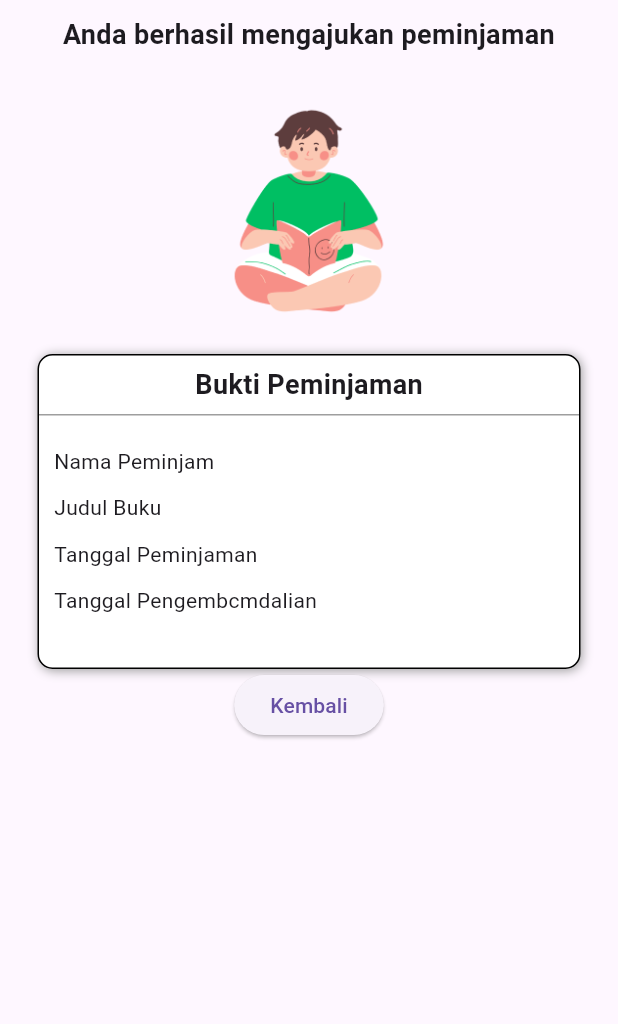
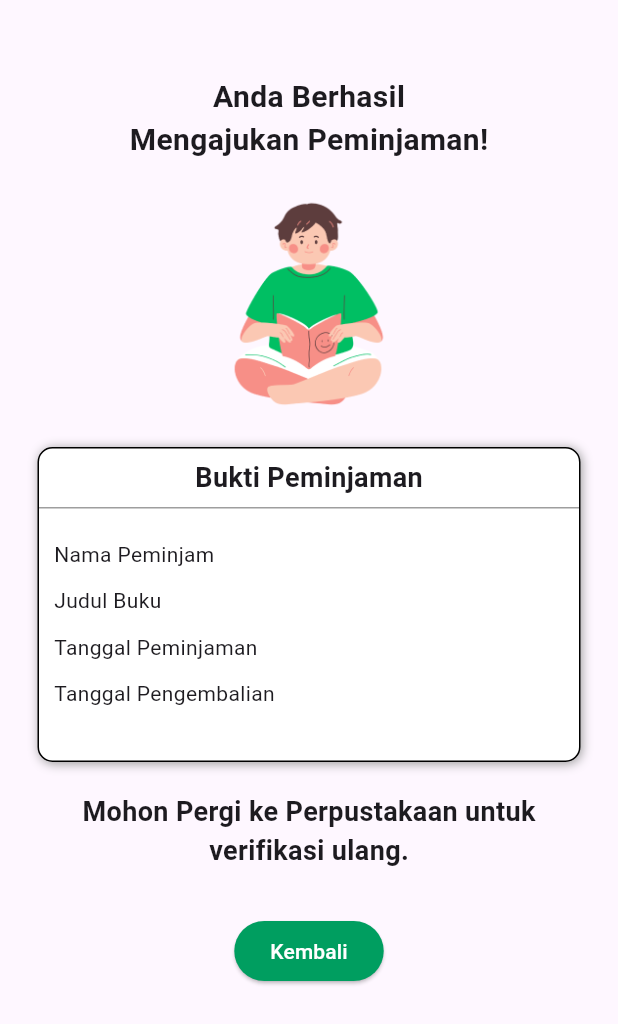
Before and after one commit to eganaww/bookalian-flutter, a Flutter app: the InvoiceView screen opened by its route, on a phone screen of 412 x 824 dp. Shown: the top 1024 px of the screen. Run offline on Flutter 3.47's test engine with Material 3 defaults, Android fonts, the phone set to English and light mode, and no system bars; our stand-ins replace another_carousel_pro, dio, get, get_storage, pretty_dio_logger; accounts and stored records are empty; key blocks and very long unbroken strings in the code were emptied for the run.

```diff
--- a/lib/app/data/provider/storage_provider.dart
+++ b/lib/app/data/provider/storage_provider.dart
@@ -26,4 +26,5 @@ class StorageKey {
   static const String status = "status";
   static const String UserID = "UserID";
   static const String UserName = "UserName";
+  static const String Role = "Role";
 }
--- a/lib/app/modules/dashboard/controllers/dashboard_controller.dart
+++ b/lib/app/modules/dashboard/controllers/dashboard_controller.dart
@@ -1,7 +1,9 @@
 import 'package:get/get.dart';
+import 'package:peminjam_perpustakaan_kelas_b/app/data/provider/storage_provider.dart';
 
 class DashboardController extends GetxController {
   //TODO: Implement DashboardController
+  String role = StorageProvider.read(StorageKey.Role);
 
   final count = 0.obs;
   @override
--- a/lib/app/modules/invoice/views/invoice_view.dart
+++ b/lib/app/modules/invoice/views/invoice_view.dart
@@ -17,13 +17,14 @@ class InvoiceView extends GetView<InvoiceController> {
       body: SingleChildScrollView(
         child: Column(
           children: [
-            Padding(
-               padding: const EdgeInsets.symmetric(horizontal: 20.0, vertical: 10.00),
-              child: Text(
-                "Anda berhasil mengajukan peminjaman",
-                style: TextStyle(fontSize: 18, fontWeight: FontWeight.bold),
-                textAlign: TextAlign.center,
-              ),
+            Column(
+              children: [
+                SizedBox(
+                  height: 50,
+                ),
+                Text("Anda Berhasil",style: TextStyle(fontSize: 20, fontWeight: FontWeight.bold),),
+                Text("Mengajukan Peminjaman!",style: TextStyle(fontSize: 20, fontWeight: FontWeight.bold),),
+              ],
             ),
             Container(
               margin: const EdgeInsets.all(20.0),
@@ -89,22 +90,40 @@ class InvoiceView extends GetView<InvoiceController> {
                           Row(
                             mainAxisAlignment: MainAxisAlignment.spaceBetween,
                             children: [
-                              Text("Tanggal Pengembcmdalian"),
+                              Text("Tanggal Pengembalian"),
                               Text(Get.parameters['tgl_pengembalian']??''),
                             ],
                           ),
                         ],
                       ),
                     ),
-
                   ],
                 ),
               ),
-            ),Container(
+            ),
+            SizedBox(
+              height: 20,
+            ),
+            Container(
+              child: Column(
+                children: [
+                  Text("Mohon Pergi ke Perpustakaan untuk",style: TextStyle(fontSize: 18, fontWeight: FontWeight.bold),),
+                  Text("verifikasi ulang.",style: TextStyle(fontSize: 18, fontWeight: FontWeight.bold),),
+                ],
+              ),
+            ),
+            SizedBox(
+              height: 10,
+            ),
+            Container(
+              padding: EdgeInsets.symmetric(vertical: 20, horizontal: 20),
               child: ElevatedButton(onPressed: () {
                 Get.offAllNamed(Routes.BOOK);
-              }, child: Text('Kembali')
-
+              }, child: Text('Kembali', style: TextStyle(color: Colors.white),
+              ),
+                style: ElevatedButton.styleFrom(
+                  primary: Color(0xff009E60), // Warna latar belakang
+                ),
               ),
             ),
           ],
--- a/lib/app/modules/login/controllers/login_controller.dart
+++ b/lib/app/modules/login/controllers/login_controller.dart
@@ -54,6 +54,7 @@ class LoginController extends GetxController {
               StorageKey.UserID, responseLogin.data!.userID!.toString());
           await StorageProvider.write(StorageKey.status, "logged");
           await StorageProvider.write(StorageKey.UserName, responseLogin!.data!.username.toString());
+          await StorageProvider.write(StorageKey.Role, responseLogin!.data!.role.toString());
           if (responseLogin.data!.role.toString() == 'user') {
             Get.offAllNamed(Routes.HOME);
           } else {
--- a/lib/main.dart
+++ b/lib/main.dart
@@ -6,7 +6,9 @@ import 'app/routes/app_pages.dart';
 
 void main() {
   runApp(
+
     GetMaterialApp(
+      debugShowCheckedModeBanner: false,
       title: "Application",
       initialRoute: AppPages.INITIAL,
       getPages: AppPages.routes,
```
Also changed, not shown: lib/app/modules/add_peminjaman/views/add_peminjaman_view.dart (+56 -11 lines), lib/app/modules/dashboard/views/dashboard_view.dart (+38 -3 lines), assets/img/icon-profile.png (added).
